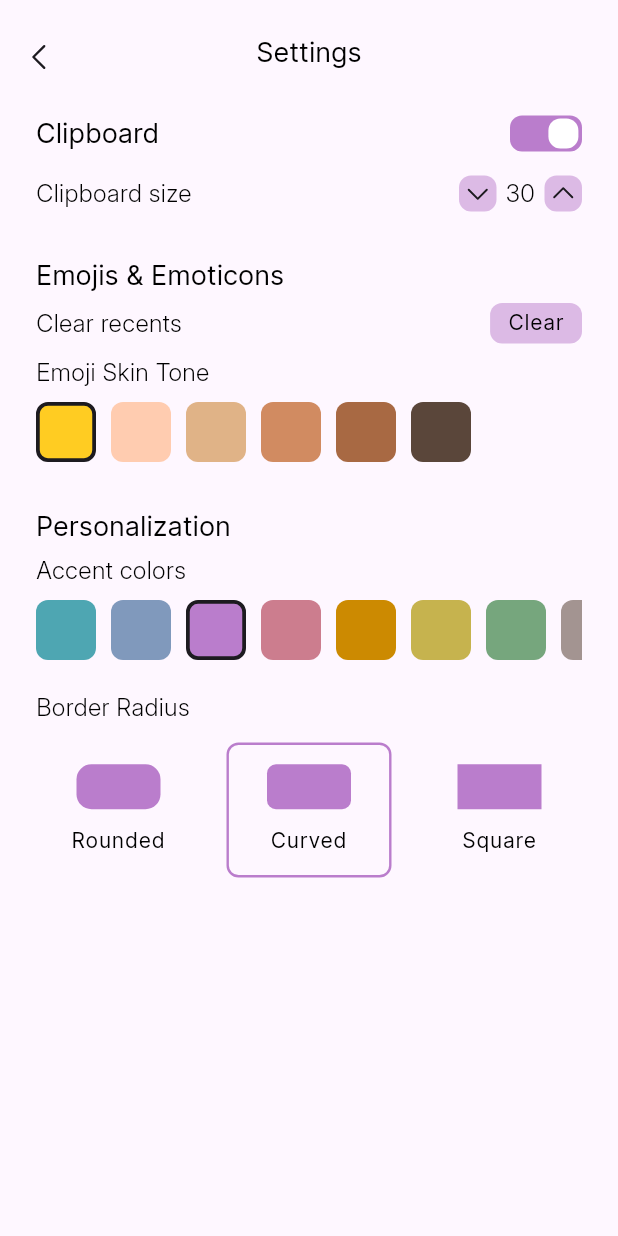
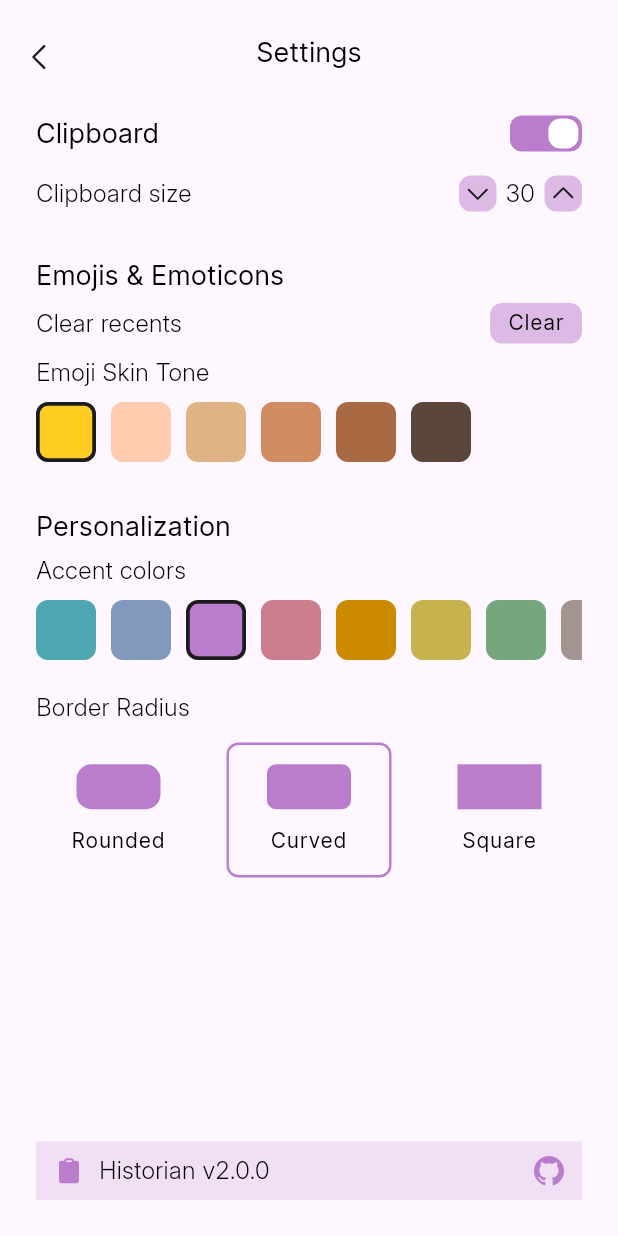
Before and after one commit to iamkartiknayak/historian, a Flutter app: the SettingsPage screen opened directly, on a phone screen of 412 x 824 dp. Run offline on Flutter 3.47's test engine with Material 3 defaults, Android fonts, the phone set to English and light mode, and no system bars; our stand-ins replace flutter_svg, hive_flutter; missing offline and left inert: emojis, flutter_window_close, system_theme, system_tray, window_manager; accounts and stored records are empty; statements that could not run were skipped.

Commit message:
feat: implement app version card

```diff
--- a/lib/features/settings/pages/settings_page.dart
+++ b/lib/features/settings/pages/settings_page.dart
@@ -5,6 +5,7 @@ import '../../../common/custom_button.dart';
 import '../../clipboard/providers/clipboard_provider.dart';
 import '../providers/settings_provider.dart';
 import '../widgets/accent_color_pallete.dart';
+import '../widgets/app_version_card.dart';
 import '../widgets/border_radius_config_item.dart';
 import '../widgets/custom_switch.dart';
 import '../widgets/fitz_patrick_scale.dart';
@@ -134,7 +135,9 @@ class SettingsPage extends StatelessWidget {
                   position: 2,
                 ),
               ],
-            )
+            ),
+            const Spacer(),
+            const AppVersionCard(),
           ],
         ),
       ),
--- /dev/null
+++ b/lib/features/settings/widgets/app_version_card.dart
@@ -0,0 +1,34 @@
+import 'package:flutter/material.dart';
+import 'package:provider/provider.dart';
+
+import '../../../common/accent_svg_icon.dart';
+import '../providers/settings_provider.dart';
+
+class AppVersionCard extends StatelessWidget {
+  const AppVersionCard({super.key});
+
+  @override
+  Widget build(BuildContext context) {
+    return Container(
+      decoration: BoxDecoration(
+        color: Theme.of(context).primaryColor.withOpacity(0.2),
+        borderRadius: BorderRadius.circular(0.0),
+      ),
+      padding: const EdgeInsets.symmetric(horizontal: 12.0, vertical: 8.0),
+      child: Row(
+        children: [
+          const AccentSvgIcon(iconPath: 'assets/svgs/logo.svg'),
+          const SizedBox(width: 10.0),
+          const Text('Historian v2.0.0'),
+          const Spacer(),
+          InkWell(
+            onTap: context.read<SettingsProvider>().openProjectInGitHub,
+            child: const AccentSvgIcon(
+              iconPath: 'assets/svgs/github.svg',
+            ),
+          ),
+        ],
+      ),
+    );
+  }
+}
```
